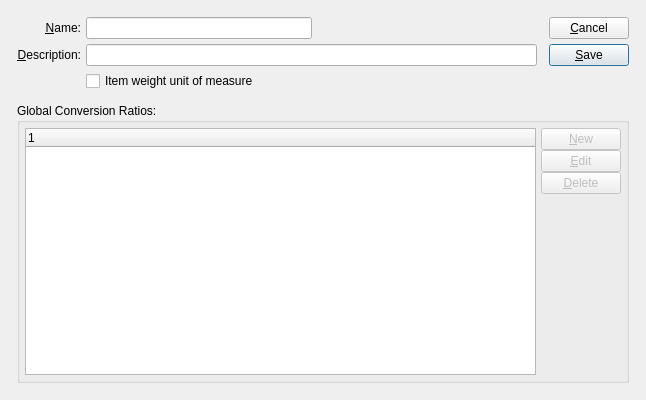
This is xtuple/trunk/guiclient/uom.ui in WooodHead/xtuple as Qt 5 draws it before an edit. The edited form follows.
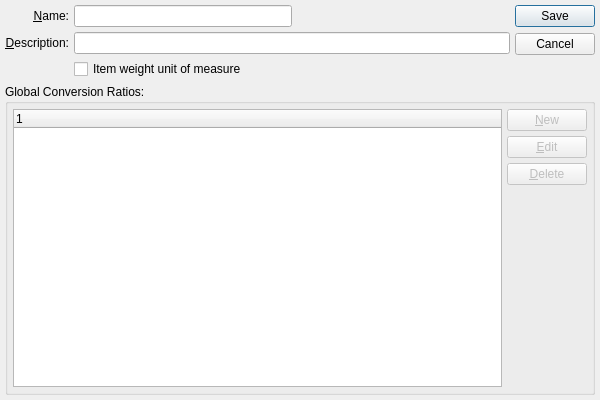
This is the edited form. Custom widgets are drawn as their Qt base class.

```diff
--- a/xtuple/trunk/guiclient/uom.ui
+++ b/xtuple/trunk/guiclient/uom.ui
@@ -8,44 +8,24 @@
 is available at www.xtuple.com/CPAL.  By using this software, you agree
 to be bound by its terms.</comment>
  <class>uom</class>
- <widget class="QDialog" name="uom" >
-  <property name="geometry" >
+ <widget class="QDialog" name="uom">
+  <property name="geometry">
    <rect>
     <x>0</x>
     <y>0</y>
-    <width>646</width>
+    <width>600</width>
     <height>400</height>
    </rect>
   </property>
   <property name="windowTitle" >
    <string>Unit of Measure</string>
   </property>
-  <layout class="QGridLayout" >
-   <item row="0" column="0" >
-    <layout class="QGridLayout" >
-     <property name="leftMargin" >
-      <number>12</number>
-     </property>
-     <property name="topMargin" >
-      <number>12</number>
-     </property>
-     <property name="rightMargin" >
-      <number>12</number>
-     </property>
-     <property name="bottomMargin" >
-      <number>12</number>
-     </property>
-     <property name="horizontalSpacing" >
-      <number>12</number>
-     </property>
-     <property name="verticalSpacing" >
-      <number>12</number>
-     </property>
-     <item row="0" column="0" >
-      <layout class="QGridLayout" >
-       <item row="0" column="0" >
-        <widget class="QLabel" name="_nameLit" >
-         <property name="text" >
+  <layout class="QGridLayout" name="gridLayout">
+   <item row="0" column="0">
+    <layout class="QGridLayout">
+     <item row="0" column="0">
+      <widget class="QLabel" name="_nameLit">
+       <property name="text">
           <string>&amp;Name:</string>
          </property>
          <property name="alignment" >
@@ -56,13 +36,13 @@
          </property>
         </widget>
        </item>
-       <item row="0" column="1" >
-        <layout class="QHBoxLayout" >
-         <property name="spacing" >
+     <item row="0" column="1">
+      <layout class="QHBoxLayout">
+       <property name="spacing">
           <number>0</number>
          </property>
          <item>
-          <widget class="XLineEdit" name="_name" />
+        <widget class="XLineEdit" name="_name"/>
          </item>
          <item>
           <spacer>
@@ -82,9 +62,9 @@
          </item>
         </layout>
        </item>
-       <item row="1" column="0" >
-        <widget class="QLabel" name="_descriptionLit" >
-         <property name="text" >
+     <item row="1" column="0">
+      <widget class="QLabel" name="_descriptionLit">
+       <property name="text">
           <string>&amp;Description:</string>
          </property>
          <property name="alignment" >
@@ -95,72 +75,32 @@
          </property>
         </widget>
        </item>
-       <item row="1" column="1" >
-        <widget class="XLineEdit" name="_description" />
-       </item>
-       <item row="2" column="1" >
-        <widget class="QCheckBox" name="_weightUom" >
-         <property name="text" >
+     <item row="1" column="1">
+      <widget class="XLineEdit" name="_description"/>
+     </item>
+     <item row="2" column="1">
+      <widget class="QCheckBox" name="_weightUom">
+       <property name="text">
           <string>Item weight unit of measure</string>
          </property>
         </widget>
        </item>
       </layout>
      </item>
-     <item row="0" column="1" >
-      <layout class="QVBoxLayout" >
-       <property name="spacing" >
-        <number>0</number>
-       </property>
-       <item>
-        <layout class="QVBoxLayout" >
-         <property name="spacing" >
-          <number>5</number>
-         </property>
-         <item>
-          <widget class="QPushButton" name="_close" >
-           <property name="text" >
-            <string>&amp;Cancel</string>
-           </property>
-          </widget>
-         </item>
-         <item>
-          <widget class="QPushButton" name="_save" >
-           <property name="text" >
-            <string>&amp;Save</string>
-           </property>
-           <property name="autoDefault" >
-            <bool>true</bool>
-           </property>
-           <property name="default" >
-            <bool>true</bool>
-           </property>
-          </widget>
-         </item>
-        </layout>
-       </item>
-       <item>
-        <spacer>
-         <property name="orientation" >
+   <item row="0" column="1">
+    <widget class="QDialogButtonBox" name="_buttonBox">
+     <property name="orientation">
           <enum>Qt::Vertical</enum>
          </property>
-         <property name="sizeType" >
-          <enum>QSizePolicy::Expanding</enum>
-         </property>
-         <property name="sizeHint" >
-          <size>
-           <width>20</width>
-           <height>0</height>
-          </size>
-         </property>
-        </spacer>
-       </item>
-      </layout>
-     </item>
-     <item row="1" column="0" colspan="2" >
-      <widget class="QGroupBox" name="_uomconvGroup" >
-       <property name="sizePolicy" >
-        <sizepolicy vsizetype="Preferred" hsizetype="Preferred" >
+     <property name="standardButtons">
+      <set>QDialogButtonBox::Cancel|QDialogButtonBox::Save</set>
+     </property>
+    </widget>
+   </item>
+   <item row="1" column="0" colspan="2">
+    <widget class="QGroupBox" name="_uomconvGroup">
+     <property name="sizePolicy">
+      <sizepolicy hsizetype="Preferred" vsizetype="Preferred">
          <horstretch>0</horstretch>
          <verstretch>1</verstretch>
         </sizepolicy>
@@ -168,20 +108,15 @@
        <property name="title" >
         <string>Global Conversion Ratios:</string>
        </property>
-       <layout class="QGridLayout" >
-        <item row="0" column="0" >
-         <layout class="QHBoxLayout" >
-          <item>
-           <widget class="XTreeWidget" name="_uomconv" />
-          </item>
+     <layout class="QGridLayout" name="gridLayout_2">
+      <item row="0" column="0">
+       <widget class="XTreeWidget" name="_uomconv"/>
+      </item>
+      <item row="0" column="1">
+       <layout class="QVBoxLayout">
           <item>
-           <layout class="QVBoxLayout" >
-            <property name="spacing" >
-             <number>0</number>
-            </property>
-            <item>
-             <widget class="QPushButton" name="_new" >
-              <property name="enabled" >
+         <widget class="QPushButton" name="_new">
+          <property name="enabled">
                <bool>false</bool>
               </property>
               <property name="text" >
@@ -190,8 +125,8 @@
              </widget>
             </item>
             <item>
-             <widget class="QPushButton" name="_edit" >
-              <property name="enabled" >
+         <widget class="QPushButton" name="_edit">
+          <property name="enabled">
                <bool>false</bool>
               </property>
               <property name="text" >
@@ -200,8 +135,8 @@
              </widget>
             </item>
             <item>
-             <widget class="QPushButton" name="_delete" >
-              <property name="enabled" >
+         <widget class="QPushButton" name="_delete">
+          <property name="enabled">
                <bool>false</bool>
               </property>
               <property name="text" >
@@ -211,10 +146,10 @@
             </item>
             <item>
              <spacer>
-              <property name="orientation" >
+          <property name="orientation">
                <enum>Qt::Vertical</enum>
               </property>
-              <property name="sizeHint" >
+          <property name="sizeHint" stdset="0">
                <size>
                 <width>20</width>
                 <height>40</height>
@@ -225,15 +160,11 @@
            </layout>
           </item>
          </layout>
-        </item>
-       </layout>
       </widget>
      </item>
     </layout>
-   </item>
-  </layout>
  </widget>
- <layoutdefault spacing="5" margin="5" />
+ <layoutdefault spacing="5" margin="5"/>
  <pixmapfunction>qPixmapFromMimeSource</pixmapfunction>
  <customwidgets>
   <customwidget>
```
Left out of the diff: 52 changed lines with no effect on the pictures. Lines whose indentation alone changed are shown as unchanged.
